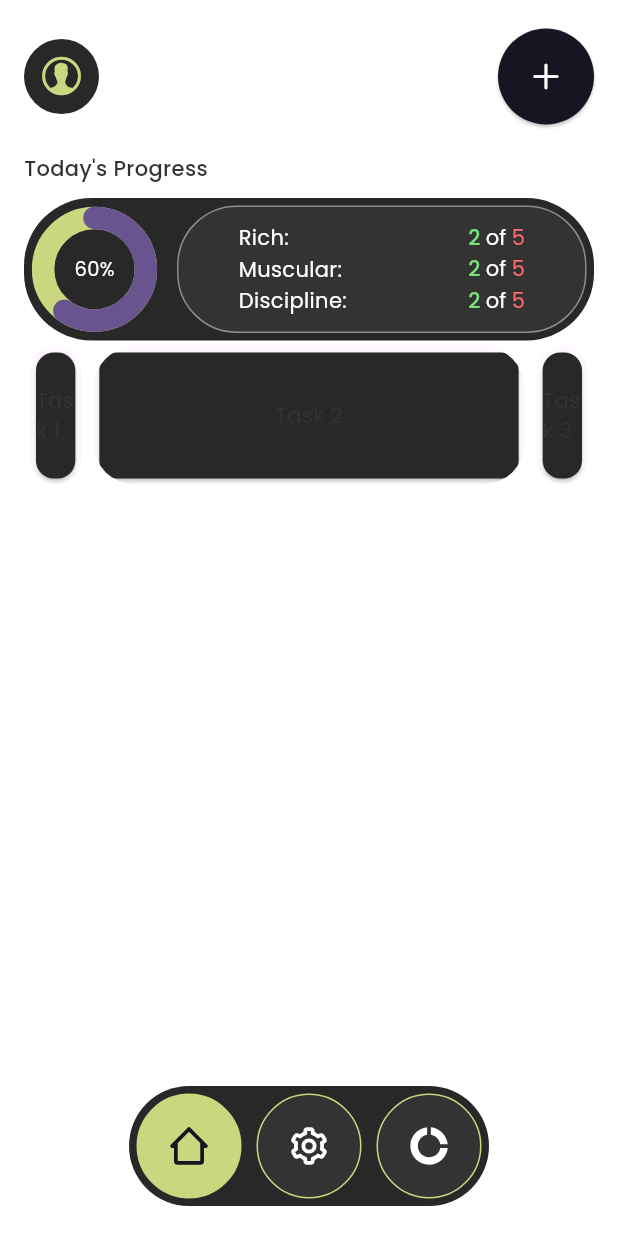
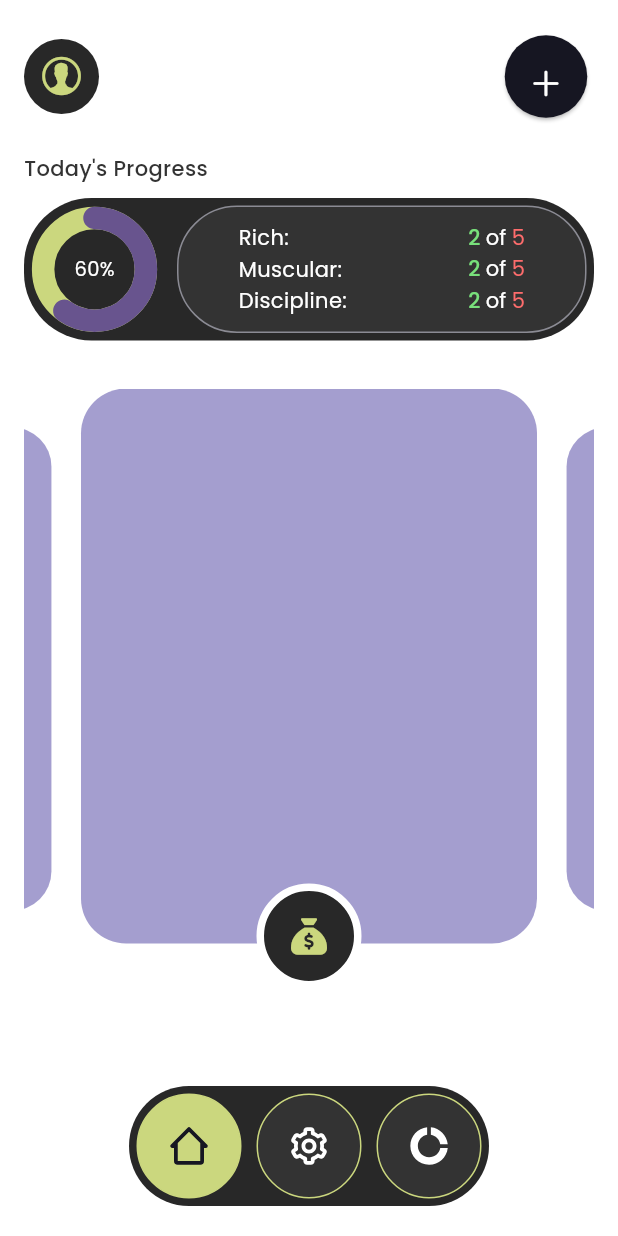
Before and after one commit to abhishekpanja554/attack_mode, a Flutter app: the screen it shows after launch, after a tap on an icon or button, on a phone screen of 412 x 824 dp. Run offline on Flutter 3.47's test engine with Material 3 defaults, Android fonts, the phone set to English and light mode, and no system bars; drawn by our look-alikes of carousel_slider; our stand-ins replace dio, flutter_riverpod, gap, google_fonts, icons_plus, riverpod_annotation; generated files the repository leaves out were written again.

Commit message:
carousel base coding completed

```diff
--- a/lib/config/themes/colors.dart
+++ b/lib/config/themes/colors.dart
@@ -16,6 +16,7 @@ class ColorManager {
   static Color white = Colors.white;
   static Color lemonGreen = const Color(0xffCBD77E);
   static Color purple = const Color(0xffA49ECF);
+  static Color darkPurple = const Color(0xff68548E);
   static Color black = const Color(0xff282828);
   static Color lightPurple = const Color(0xffE7E4F7);
   static Color lightLemonGreen = const Color(0xffF7F9EA);
--- a/lib/core/widgets/circle_outline_button.dart
+++ b/lib/core/widgets/circle_outline_button.dart
@@ -12,14 +12,18 @@ class CircleOutlinedButton extends StatelessWidget {
 
   @override
   Widget build(BuildContext context) {
-    return ElevatedButton(
-      onPressed: onPressed,
-      style: ElevatedButton.styleFrom(
-        padding: const EdgeInsets.all(20), // Adjust the size of the button
-        backgroundColor: ColorManager.veryDarkblue, // Button fill color
-        foregroundColor: ColorManager.white, // Text color
+    return SizedBox(
+      height: 55,
+      child: ElevatedButton(
+        onPressed: onPressed,
+        style: ElevatedButton.styleFrom(
+          padding: const EdgeInsets.all(20), // Adjust the size of the button
+          backgroundColor: ColorManager.veryDarkblue, // Button fill color
+          foregroundColor: ColorManager.white,
+          shape: const CircleBorder(),
+        ),
+        child: Icon(icon, size: 24), // Optional: Icon or Text inside the button
       ),
-      child: Icon(icon, size: 24), // Optional: Icon or Text inside the button
     );
   }
 }
--- a/lib/features/base/presentation/providers/base_screen_provider.dart
+++ b/lib/features/base/presentation/providers/base_screen_provider.dart
@@ -1,4 +1,4 @@
-import 'package:flutter/cupertino.dart';
+import 'package:flutter/material.dart';
 import 'package:riverpod_annotation/riverpod_annotation.dart';
 
 part 'base_screen_provider.g.dart';
--- /dev/null
+++ b/lib/features/home/presentation/providers/home_screen_provider.dart
@@ -0,0 +1,56 @@
+// import 'package:attack_mode_app/features/home/presentation/widgets/carousel_widget.dart';
+import 'package:flutter/material.dart';
+import 'package:icons_plus/icons_plus.dart';
+import 'package:riverpod_annotation/riverpod_annotation.dart';
+
+part 'home_screen_provider.g.dart';
+
+class HomePageState {
+  int currentCategoryCarouselIndex;
+  List<CategoryIcon> categories;
+
+  HomePageState({
+    required this.currentCategoryCarouselIndex,
+    required this.categories,
+  });
+
+  factory HomePageState.init() {
+    debugPrint("HomePageState.init()");
+    return HomePageState(
+      currentCategoryCarouselIndex: 1,
+      categories: [
+        CategoryIcon(title: "Muscular", icon: FontAwesome.dumbbell_solid),
+        CategoryIcon(title: "Rich", icon: FontAwesome.sack_dollar_solid),
+        CategoryIcon(title: "Discipline", icon: FontAwesome.brain_solid),
+      ],
+    );
+  }
+
+  HomePageState copyWith(
+      {int? currentCategoryCarouselIndex, List<CategoryIcon>? categories}) {
+    return HomePageState(
+      currentCategoryCarouselIndex:
+          currentCategoryCarouselIndex ?? this.currentCategoryCarouselIndex,
+      categories: categories ?? this.categories,
+    );
+  }
+}
+
+class CategoryIcon {
+  final String title;
+  final IconData icon;
+
+  CategoryIcon({required this.title, required this.icon});
+}
+
+@riverpod
+class HomePageStateNotifier extends _$HomePageStateNotifier {
+  @override
+  HomePageState build() {
+    return HomePageState.init(); // Initial state
+  }
+
+  void changeCurrentCategoryIndex(int newIndex) {
+    state = state.copyWith(currentCategoryCarouselIndex: newIndex);
+  }
+}
--- a/lib/features/home/presentation/screens/home_screen.dart
+++ b/lib/features/home/presentation/screens/home_screen.dart
@@ -3,6 +3,7 @@ import 'package:attack_mode_app/config/themes/sizes.dart';
 import 'package:attack_mode_app/config/themes/styles.dart';
 import 'package:attack_mode_app/core/util/screen_size.dart';
 import 'package:attack_mode_app/core/widgets/circle_outline_button.dart';
+import 'package:attack_mode_app/features/home/presentation/widgets/carousel_widget.dart';
 import 'package:attack_mode_app/features/home/presentation/widgets/circular_progress_indicator.dart';
 import 'package:attack_mode_app/features/home/presentation/widgets/stat_info_widget.dart';
 import 'package:flutter/cupertino.dart';
@@ -16,7 +17,6 @@ class HomeScreen extends StatefulWidget {
 }
 
 class _HomeScreenState extends State<HomeScreen> {
-
   final CarouselController controller = CarouselController(initialItem: 1);
 
   Widget header() {
@@ -108,32 +108,6 @@ class _HomeScreenState extends State<HomeScreen> {
     );
   }
 
-  Widget taskCarousel() {
-    return ConstrainedBox(
-      constraints: const BoxConstraints(maxHeight: 100),
-      child: CarouselView.weighted(
-        controller: controller,
-        flexWeights: const <int>[1, 7, 1],
-        consumeMaxWeight: false,
-        itemSnapping: true,
-        children: List<Widget>.generate(4, (int index) {
-          return Container(
-            height: 100,
-            child: Card(
-              color: ColorManager.black,
-              child: Center(
-                child: Text(
-                  'Task $index',
-                  style: TextStyleManager.kTitleStyleWhite14Bold,
-                ),
-              ),
-            ),
-          );
-        }),
-      ),
-    );
-  }
-
   @override
   Widget build(BuildContext context) {
     return Scaffold(
@@ -156,7 +130,8 @@ class _HomeScreenState extends State<HomeScreen> {
                 ),
                 SizesManager.kSpace10,
                 progressWidget(),
-                taskCarousel()
+                SizesManager.kSpace32,
+                CarouselWidget(),
               ],
             ),
           ),
--- /dev/null
+++ b/lib/features/home/presentation/widgets/carousel_widget.dart
@@ -0,0 +1,68 @@
+import 'package:attack_mode_app/config/themes/colors.dart';
+import 'package:attack_mode_app/config/themes/sizes.dart';
+import 'package:attack_mode_app/core/util/screen_size.dart';
+import 'package:attack_mode_app/features/home/presentation/providers/home_screen_provider.dart';
+import 'package:flutter/material.dart';
+import 'package:carousel_slider/carousel_slider.dart';
+import 'package:flutter_riverpod/flutter_riverpod.dart';
+import 'package:icons_plus/icons_plus.dart';
+
+class CarouselWidget extends ConsumerWidget {
+  const CarouselWidget({super.key});
+
+  @override
+  Widget build(BuildContext context, WidgetRef ref) {
+    final pageState = ref.watch(homePageStateNotifierProvider);
+    final pageStateNotifier = ref.watch(homePageStateNotifierProvider.notifier);
+    return CarouselSlider(
+      options: CarouselOptions(
+        height: 400.0,
+        autoPlay: false,
+        enlargeCenterPage: true,
+        enableInfiniteScroll: false,
+        initialPage: 1,
+        onPageChanged: (index, reason) {
+          pageStateNotifier.changeCurrentCategoryIndex(index);
+        },
+      ),
+      items: pageState.categories
+          .map(
+            (item) => Stack(
+              children: [
+                Container(
+                  height: 370,
+                  decoration: BoxDecoration(
+                    borderRadius: SizesManager.kBorderRadius30,
+                    color: ColorManager.purple,
+                  ),
+                ),
+                Align(
+                  alignment: Alignment.bottomCenter,
+                  child: Hero(
+                    tag: 'item',
+                    child: Container(
+                      height: 70,
+                      width: 70,
+                      decoration: BoxDecoration(
+                        borderRadius: SizesManager.kBorderRadius40,
+                        color: ColorManager.black,
+                        border: Border.all(
+                          color: ColorManager.white,
+                          width: 5,
+                        ),
+                      ),
+                      child: Icon(
+                        item.icon,
+                        color: ColorManager.lemonGreen,
+                        size: 24,
+                      ),
+                    ),
+                  ),
+                ),
+              ],
+            ),
+          )
+          .toList(),
+    );
+  }
+}
--- a/lib/features/home/presentation/widgets/circular_progress_indicator.dart
+++ b/lib/features/home/presentation/widgets/circular_progress_indicator.dart
@@ -59,6 +59,7 @@ class _CircleProgressWidgetState extends State<CircleProgressWidget>
                 strokeWidth: 15,
                 backgroundColor: ColorManager.lemonGreen,
                 strokeAlign: -0.1,
+                color: ColorManager.darkPurple,
               ),
             ),
             Text(
--- a/pubspec.yaml
+++ b/pubspec.yaml
@@ -43,6 +43,7 @@ dependencies:
   gap: ^3.0.1
   fl_chart: ^0.69.2
   patterns_canvas: ^0.5.0
+  carousel_slider: ^5.0.0
 
 dev_dependencies:
   flutter_test:
```
Also changed, not shown: lib/features/home/presentation/providers/home_screen_provider.g.dart, pubspec.lock.
